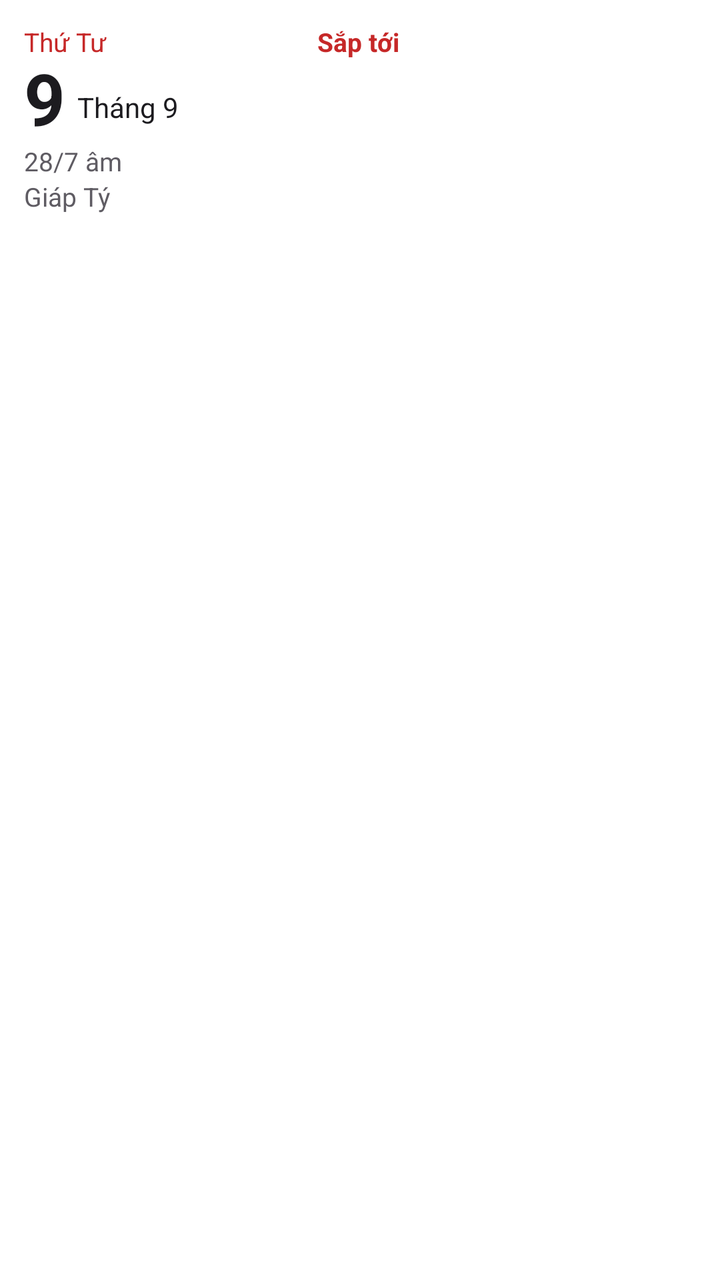
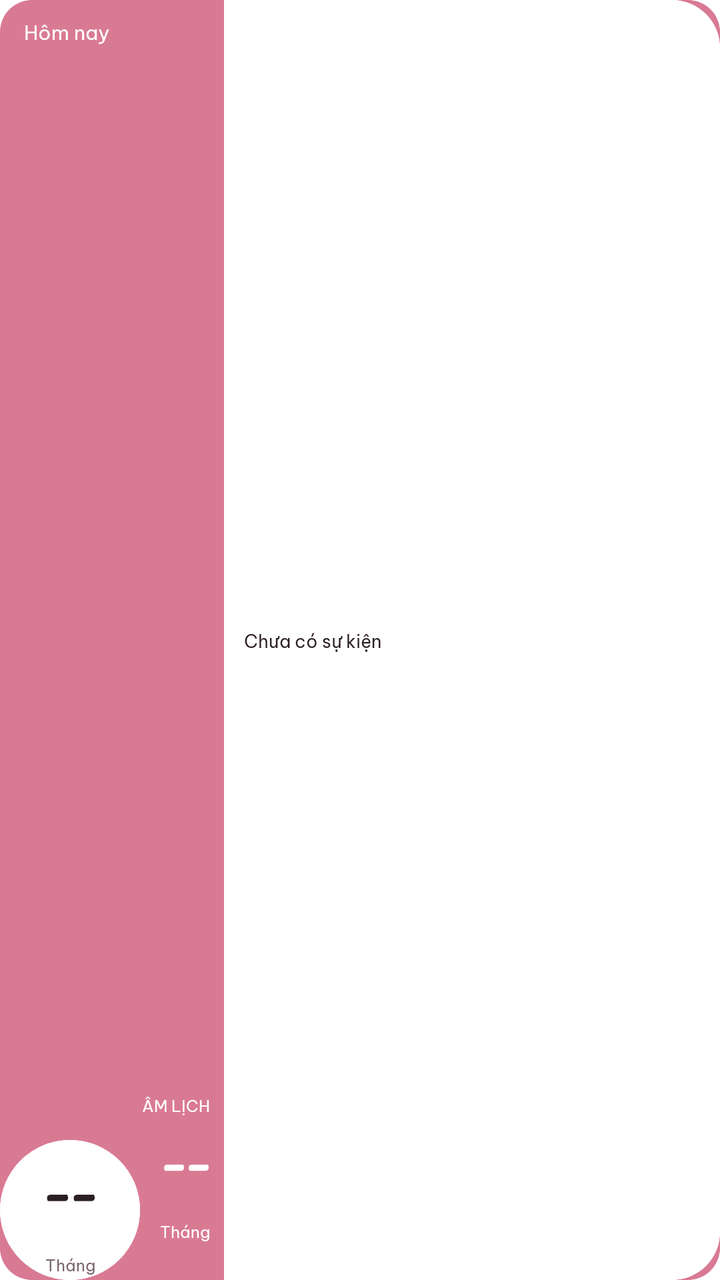

Before-and-after screenshots of an Android layout around one commit, followed by the original layout XML and the change that was made.
<!-- AndroidManifest.xml: fallback theme Theme.MaterialComponents.DayNight.NoActionBar -->
<!-- res/layout/widget_4x2.xml -->
<?xml version="1.0" encoding="utf-8"?>
<LinearLayout xmlns:android="http://schemas.android.com/apk/res/android"
    android:id="@+id/root"
    android:layout_width="match_parent"
    android:layout_height="match_parent"
    android:orientation="horizontal"
    android:padding="12dp"
    android:background="@drawable/widget_bg">

    <LinearLayout
        android:layout_width="0dp"
        android:layout_height="match_parent"
        android:layout_weight="1"
        android:orientation="vertical">

        <TextView
            android:id="@+id/weekday"
            android:layout_width="match_parent"
            android:layout_height="wrap_content"
            android:textColor="@color/widget_accent"
            android:textSize="13sp"
            android:maxLines="1"
            android:text="Thứ Tư" />

        <LinearLayout
            android:layout_width="match_parent"
            android:layout_height="wrap_content"
            android:orientation="horizontal"
            android:gravity="bottom">

            <TextView
                android:id="@+id/day"
                android:layout_width="wrap_content"
                android:layout_height="wrap_content"
                android:textColor="@color/widget_text"
                android:textSize="36sp"
                android:textStyle="bold"
                android:includeFontPadding="false"
                android:text="9" />

            <TextView
                android:id="@+id/month"
                android:layout_width="0dp"
                android:layout_height="wrap_content"
                android:layout_weight="1"
                android:layout_marginStart="6dp"
                android:layout_marginBottom="4dp"
                android:textColor="@color/widget_text"
                android:textSize="14sp"
                android:maxLines="1"
                android:text="Tháng 9" />
        </LinearLayout>

        <TextView
            android:id="@+id/lunar"
            android:layout_width="match_parent"
            android:layout_height="wrap_content"
            android:textColor="@color/widget_text_secondary"
            android:textSize="13sp"
            android:maxLines="1"
            android:text="28/7 âm" />

        <TextView
            android:id="@+id/line5"
            android:layout_width="match_parent"
            android:layout_height="wrap_content"
            android:textColor="@color/widget_text_secondary"
            android:textSize="13sp"
            android:maxLines="1"
            android:ellipsize="end"
            android:text="Giáp Tý" />
    </LinearLayout>

    <LinearLayout
        android:layout_width="0dp"
        android:layout_height="match_parent"
        android:layout_weight="1.4"
        android:layout_marginStart="12dp"
        android:orientation="vertical">

        <TextView
            android:layout_width="match_parent"
            android:layout_height="wrap_content"
            android:textColor="@color/widget_accent"
            android:textSize="13sp"
            android:textStyle="bold"
            android:text="@string/widget_upcoming" />

        <TextView
            android:id="@+id/up1"
            android:layout_width="match_parent"
            android:layout_height="wrap_content"
            android:layout_marginTop="4dp"
            android:textColor="@color/widget_text"
            android:textSize="13sp"
            android:maxLines="1"
            android:ellipsize="end" />

        <TextView
            android:id="@+id/up2"
            android:layout_width="match_parent"
            android:layout_height="wrap_content"
            android:layout_marginTop="2dp"
            android:textColor="@color/widget_text"
            android:textSize="13sp"
            android:maxLines="1"
            android:ellipsize="end" />

        <TextView
            android:id="@+id/up3"
            android:layout_width="match_parent"
            android:layout_height="wrap_content"
            android:layout_marginTop="2dp"
            android:textColor="@color/widget_text"
            android:textSize="13sp"
            android:maxLines="1"
            android:ellipsize="end" />
    </LinearLayout>
</LinearLayout>
<!-- resources referenced by this layout -->
<resources>
  <color name="widget_accent">#C62828</color>
  <color name="widget_text">#1C1B1F</color>
  <color name="widget_text_secondary">#5F5C63</color>
  <!-- drawable widget_bg (drawable) -->
  <?xml version="1.0" encoding="utf-8"?>
  <shape xmlns:android="http://schemas.android.com/apk/res/android"
      android:shape="rectangle">
      <solid android:color="@color/widget_bg" />
      <corners android:radius="16dp" />
  </shape>
  <string name="widget_upcoming">Sắp tới</string>
  <color name="widget_bg">#F2FFFFFF</color>
</resources>

<!-- the commit's change to res/layout/widget_4x2.xml (unified diff, before → after) -->
@@ -1,119 +1,92 @@
 <?xml version="1.0" encoding="utf-8"?>
-<LinearLayout xmlns:android="http://schemas.android.com/apk/res/android"
+<FrameLayout xmlns:android="http://schemas.android.com/apk/res/android"
     android:id="@+id/root"
     android:layout_width="match_parent"
     android:layout_height="match_parent"
-    android:orientation="horizontal"
-    android:padding="12dp"
-    android:background="@drawable/widget_bg">
+    android:background="@drawable/widget_bg"
+    android:clipToOutline="true">
 
-    <LinearLayout
-        android:layout_width="0dp"
-        android:layout_height="match_parent"
-        android:layout_weight="1"
-        android:orientation="vertical">
+    <ImageView android:id="@+id/widget_bg_tint" android:layout_width="match_parent"
+        android:layout_height="match_parent" android:contentDescription="@null"
+        android:scaleType="fitXY" android:src="@drawable/widget_bg" />
 
-        <TextView
-            android:id="@+id/weekday"
-            android:layout_width="match_parent"
-            android:layout_height="wrap_content"
-            android:textColor="@color/widget_accent"
-            android:textSize="13sp"
-            android:maxLines="1"
-            android:text="Thứ Tư" />
+    <LinearLayout android:layout_width="match_parent" android:layout_height="match_parent"
+        android:orientation="horizontal">
 
-        <LinearLayout
-            android:layout_width="match_parent"
-            android:layout_height="wrap_content"
-            android:orientation="horizontal"
-            android:gravity="bottom">
+    <FrameLayout android:layout_width="112dp" android:layout_height="match_parent">
+        <TextView android:id="@+id/weekday" android:layout_width="match_parent" android:layout_height="wrap_content"
+            android:layout_marginStart="12dp" android:layout_marginTop="8dp" android:layout_marginEnd="5dp"
+            android:ellipsize="end" android:fontFamily="@font/be_vietnam_pro" android:maxLines="1"
+            android:textColor="@color/widget_on_accent" android:textSize="10sp" android:text="Hôm nay" />
+        <FrameLayout android:layout_width="70dp" android:layout_height="70dp"
+            android:layout_gravity="bottom|start" android:background="@drawable/widget_solar_disc">
+            <ImageView android:id="@+id/widget_disc_tint" android:layout_width="match_parent"
+                android:layout_height="match_parent" android:contentDescription="@null"
+                android:scaleType="fitXY" android:src="@drawable/widget_solar_disc" />
+            <LinearLayout android:layout_width="match_parent" android:layout_height="match_parent"
+                android:gravity="center" android:orientation="vertical">
+                <TextView android:id="@+id/day" android:layout_width="match_parent" android:layout_height="wrap_content"
+                    android:fontFamily="@font/baloo2" android:gravity="center" android:includeFontPadding="false"
+                    android:textColor="@color/widget_text" android:textSize="34sp" android:textStyle="bold" android:text="--" />
+                <TextView android:id="@+id/month" android:layout_width="match_parent" android:layout_height="wrap_content"
+                    android:ellipsize="end" android:fontFamily="@font/be_vietnam_pro" android:gravity="center"
+                    android:maxLines="1" android:textColor="@color/widget_text_secondary" android:textSize="8sp" android:text="Tháng" />
+            </LinearLayout>
+        </FrameLayout>
+        <LinearLayout android:layout_width="wrap_content" android:layout_height="wrap_content"
+            android:layout_gravity="bottom|end" android:layout_marginEnd="7dp" android:layout_marginBottom="8dp"
+            android:gravity="end" android:orientation="vertical">
+            <TextView android:id="@+id/lunar_label" android:layout_width="wrap_content" android:layout_height="wrap_content"
+                android:fontFamily="@font/be_vietnam_pro" android:text="@string/widget_lunar_label"
+                android:textColor="@color/widget_on_accent" android:textSize="8sp" />
+            <TextView android:id="@+id/lunar_day" android:layout_width="wrap_content" android:layout_height="wrap_content"
+                android:fontFamily="@font/baloo2" android:includeFontPadding="false"
+                android:textColor="@color/widget_on_accent" android:textSize="32sp" android:textStyle="bold" android:text="--" />
+            <TextView android:id="@+id/lunar_month" android:layout_width="wrap_content" android:layout_height="wrap_content"
+                android:fontFamily="@font/be_vietnam_pro" android:maxLines="1"
+                android:textColor="@color/widget_on_accent" android:textSize="8sp" android:text="Tháng" />
+            <TextView android:id="@+id/line5" android:layout_width="50dp" android:layout_height="wrap_content"
+                android:ellipsize="end" android:fontFamily="@font/be_vietnam_pro" android:gravity="end"
+                android:maxLines="1" android:textColor="@color/widget_on_accent" android:textSize="7sp" />
+        </LinearLayout>
+    </FrameLayout>
 
-            <TextView
-                android:id="@+id/day"
-                android:layout_width="wrap_content"
-                android:layout_height="wrap_content"
-                android:textColor="@color/widget_text"
-                android:textSize="36sp"
-                android:textStyle="bold"
-                android:includeFontPadding="false"
-                android:text="9" />
-
-            <TextView
-                android:id="@+id/month"
-                android:layout_width="0dp"
-                android:layout_height="wrap_content"
-                android:layout_weight="1"
-                android:layout_marginStart="6dp"
-                android:layout_marginBottom="4dp"
-                android:textColor="@color/widget_text"
-                android:textSize="14sp"
-                android:maxLines="1"
-                android:text="Tháng 9" />
+    <FrameLayout android:layout_width="0dp" android:layout_height="match_parent"
+        android:layout_weight="1" android:background="@drawable/widget_right_panel">
+        <ImageView android:id="@+id/widget_panel_tint" android:layout_width="match_parent"
+            android:layout_height="match_parent" android:contentDescription="@null"
+            android:scaleType="fitXY" android:src="@drawable/widget_right_panel" />
+        <LinearLayout android:layout_width="match_parent" android:layout_height="match_parent"
+            android:gravity="center_vertical" android:orientation="vertical"
+            android:paddingStart="10dp" android:paddingTop="5dp" android:paddingEnd="7dp" android:paddingBottom="5dp">
+        <LinearLayout android:id="@+id/up_row1" android:layout_width="match_parent" android:layout_height="0dp"
+            android:layout_weight="1" android:gravity="center_vertical" android:orientation="vertical">
+            <LinearLayout android:layout_width="match_parent" android:layout_height="wrap_content" android:gravity="center_vertical" android:orientation="horizontal">
+                <TextView android:id="@+id/up_tag1" android:layout_width="wrap_content" android:layout_height="wrap_content" android:background="@drawable/widget_lunar_tag" android:fontFamily="@font/be_vietnam_pro" android:paddingStart="4dp" android:paddingEnd="4dp" android:textColor="@color/widget_accent_text" android:textSize="7sp" android:visibility="gone" />
+                <TextView android:id="@+id/up_date1" android:layout_width="0dp" android:layout_height="wrap_content" android:layout_weight="1" android:layout_marginStart="4dp" android:ellipsize="end" android:fontFamily="@font/baloo2" android:maxLines="1" android:textColor="@color/widget_accent_text" android:textSize="10sp" android:textStyle="bold" android:visibility="gone" />
+                <TextView android:id="@+id/up_dot1" android:layout_width="wrap_content" android:layout_height="wrap_content" android:text="●" android:textSize="9sp" android:visibility="gone" />
+            </LinearLayout>
+            <TextView android:id="@+id/up_title1" android:layout_width="match_parent" android:layout_height="wrap_content" android:ellipsize="end" android:fontFamily="@font/be_vietnam_pro" android:maxLines="1" android:text="@string/widget_no_upcoming" android:textColor="@color/widget_text" android:textSize="9sp" />
         </LinearLayout>
-
-        <TextView
-            android:id="@+id/lunar"
-            android:layout_width="match_parent"
-            android:layout_height="wrap_content"
-            android:textColor="@color/widget_text_secondary"
-            android:textSize="13sp"
-            android:maxLines="1"
-            android:text="28/7 âm" />
-
-        <TextView
-            android:id="@+id/line5"
-            android:layout_width="match_parent"
-            android:layout_height="wrap_content"
-            android:textColor="@color/widget_text_secondary"
-            android:textSize="13sp"
-            android:maxLines="1"
-            android:ellipsize="end"
-            android:text="Giáp Tý" />
+        <LinearLayout android:id="@+id/up_row2" android:layout_width="match_parent" android:layout_height="0dp"
+            android:layout_weight="1" android:gravity="center_vertical" android:orientation="vertical" android:visibility="gone">
+            <LinearLayout android:layout_width="match_parent" android:layout_height="wrap_content" android:gravity="center_vertical" android:orientation="horizontal">
+                <TextView android:id="@+id/up_tag2" android:layout_width="wrap_content" android:layout_height="wrap_content" android:background="@drawable/widget_lunar_tag" android:fontFamily="@font/be_vietnam_pro" android:paddingStart="4dp" android:paddingEnd="4dp" android:textColor="@color/widget_accent_text" android:textSize="7sp" />
+                <TextView android:id="@+id/up_date2" android:layout_width="0dp" android:layout_height="wrap_content" android:layout_weight="1" android:layout_marginStart="4dp" android:ellipsize="end" android:fontFamily="@font/baloo2" android:maxLines="1" android:textColor="@color/widget_accent_text" android:textSize="10sp" android:textStyle="bold" />
+                <TextView android:id="@+id/up_dot2" android:layout_width="wrap_content" android:layout_height="wrap_content" android:text="●" android:textSize="9sp" />
+            </LinearLayout>
+            <TextView android:id="@+id/up_title2" android:layout_width="match_parent" android:layout_height="wrap_content" android:ellipsize="end" android:fontFamily="@font/be_vietnam_pro" android:maxLines="1" android:textColor="@color/widget_text" android:textSize="9sp" />
+        </LinearLayout>
+        <LinearLayout android:id="@+id/up_row3" android:layout_width="match_parent" android:layout_height="0dp"
+            android:layout_weight="1" android:gravity="center_vertical" android:orientation="vertical" android:visibility="gone">
+            <LinearLayout android:layout_width="match_parent" android:layout_height="wrap_content" android:gravity="center_vertical" android:orientation="horizontal">
+                <TextView android:id="@+id/up_tag3" android:layout_width="wrap_content" android:layout_height="wrap_content" android:background="@drawable/widget_lunar_tag" android:fontFamily="@font/be_vietnam_pro" android:paddingStart="4dp" android:paddingEnd="4dp" android:textColor="@color/widget_accent_text" android:textSize="7sp" />
+                <TextView android:id="@+id/up_date3" android:layout_width="0dp" android:layout_height="wrap_content" android:layout_weight="1" android:layout_marginStart="4dp" android:ellipsize="end" android:fontFamily="@font/baloo2" android:maxLines="1" android:textColor="@color/widget_accent_text" android:textSize="10sp" android:textStyle="bold" />
+                <TextView android:id="@+id/up_dot3" android:layout_width="wrap_content" android:layout_height="wrap_content" android:text="●" android:textSize="9sp" />
+            </LinearLayout>
+            <TextView android:id="@+id/up_title3" android:layout_width="match_parent" android:layout_height="wrap_content" android:ellipsize="end" android:fontFamily="@font/be_vietnam_pro" android:maxLines="1" android:textColor="@color/widget_text" android:textSize="9sp" />
+        </LinearLayout>
+        </LinearLayout>
+    </FrameLayout>
     </LinearLayout>
-
-    <LinearLayout
-        android:layout_width="0dp"
-        android:layout_height="match_parent"
-        android:layout_weight="1.4"
-        android:layout_marginStart="12dp"
-        android:orientation="vertical">
-
-        <TextView
-            android:layout_width="match_parent"
-            android:layout_height="wrap_content"
-            android:textColor="@color/widget_accent"
-            android:textSize="13sp"
-            android:textStyle="bold"
-            android:text="@string/widget_upcoming" />
-
-        <TextView
-            android:id="@+id/up1"
-            android:layout_width="match_parent"
-            android:layout_height="wrap_content"
-            android:layout_marginTop="4dp"
-            android:textColor="@color/widget_text"
-            android:textSize="13sp"
-            android:maxLines="1"
-            android:ellipsize="end" />
-
-        <TextView
-            android:id="@+id/up2"
-            android:layout_width="match_parent"
-            android:layout_height="wrap_content"
-            android:layout_marginTop="2dp"
-            android:textColor="@color/widget_text"
-            android:textSize="13sp"
-            android:maxLines="1"
-            android:ellipsize="end" />
-
-        <TextView
-            android:id="@+id/up3"
-            android:layout_width="match_parent"
-            android:layout_height="wrap_content"
-            android:layout_marginTop="2dp"
-            android:textColor="@color/widget_text"
-            android:textSize="13sp"
-            android:maxLines="1"
-            android:ellipsize="end" />
-    </LinearLayout>
-</LinearLayout>
+</FrameLayout>
<!-- resource entries referenced after the edit -->
@@ -1,8 +1,9 @@
 <!-- resources referenced by this layout -->
 <resources>
-  <color name="widget_accent">#C62828</color>
-  <color name="widget_text">#1C1B1F</color>
-  <color name="widget_text_secondary">#5F5C63</color>
+  <color name="widget_accent_text">#9B4560</color>
+  <color name="widget_on_accent">#FFFFFF</color>
+  <color name="widget_text">#2B1E24</color>
+  <color name="widget_text_secondary">#7A6570</color>
   <!-- drawable widget_bg (drawable) -->
   <?xml version="1.0" encoding="utf-8"?>
   <shape xmlns:android="http://schemas.android.com/apk/res/android"
@@ -10,7 +11,29 @@
       <solid android:color="@color/widget_bg" />
       <corners android:radius="16dp" />
   </shape>
-  <string name="widget_upcoming">Sắp tới</string>
-  <color name="widget_bg">#F2FFFFFF</color>
+  <!-- drawable widget_lunar_tag (drawable) -->
+  <?xml version="1.0" encoding="utf-8"?>
+  <shape xmlns:android="http://schemas.android.com/apk/res/android"
+      android:shape="rectangle">
+      <solid android:color="#337F7F7F" />
+      <corners android:radius="12dp" />
+  </shape>
+  <!-- drawable widget_right_panel (drawable) -->
+  <?xml version="1.0" encoding="utf-8"?>
+  <shape xmlns:android="http://schemas.android.com/apk/res/android"
+      android:shape="rectangle">
+      <solid android:color="@color/widget_surface" />
+      <corners android:topRightRadius="24dp" android:bottomRightRadius="24dp" />
+  </shape>
+  <!-- drawable widget_solar_disc (drawable) -->
+  <?xml version="1.0" encoding="utf-8"?>
+  <shape xmlns:android="http://schemas.android.com/apk/res/android"
+      android:shape="oval">
+      <solid android:color="@color/widget_surface" />
+  </shape>
+  <string name="widget_lunar_label">ÂM LỊCH</string>
+  <string name="widget_no_upcoming">Chưa có sự kiện</string>
+  <color name="widget_bg">#D97A93</color>
+  <color name="widget_surface">#FFFFFF</color>
 </resources>
 
